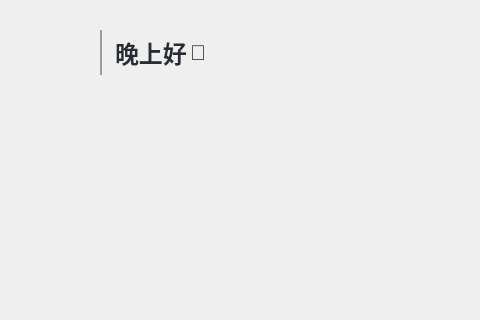
Above: res/ui/main_window.ui from Geek-Egret/geek_egret_helper before the change; both pictures show x 0 to 480 and y 0 to 320 of the 880 by 540 pixel window. Below: the same form after it.
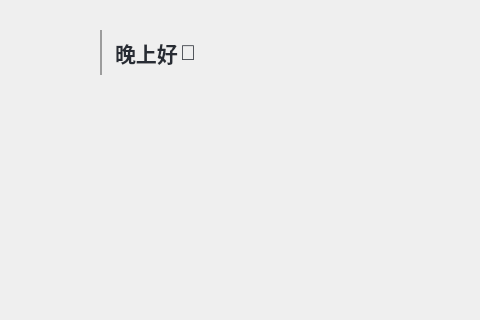
That is the form after the change. Icons and pictures are not drawn.

```diff
--- a/res/ui/main_window.ui
+++ b/res/ui/main_window.ui
@@ -201,7 +201,7 @@
     <property name="font">
      <font>
       <family>微软雅黑</family>
-      <pointsize>18</pointsize>
+      <pointsize>16</pointsize>
       <bold>true</bold>
      </font>
     </property>
@@ -341,10 +341,10 @@
    <widget class="QLabel" name="greet_emoji">
     <property name="geometry">
      <rect>
-      <x>190</x>
-      <y>40</y>
-      <width>25</width>
-      <height>25</height>
+      <x>180</x>
+      <y>35</y>
+      <width>35</width>
+      <height>35</height>
      </rect>
     </property>
     <property name="font">
```
